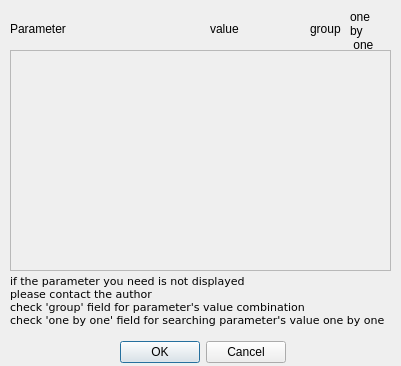
This is param.ui in Ol333/dipl as Qt 5 draws it before an edit. The edited form follows.
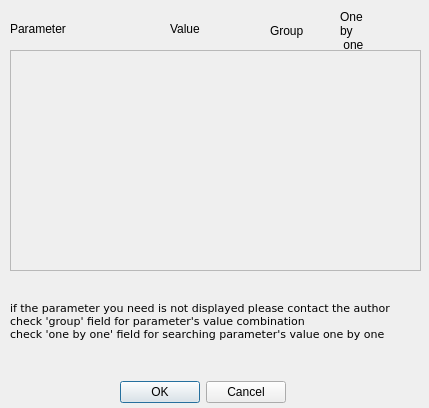
This is the edited form.

```diff
--- a/param.ui
+++ b/param.ui
@@ -6,8 +6,8 @@
    <rect>
     <x>0</x>
     <y>0</y>
-    <width>401</width>
-    <height>366</height>
+    <width>429</width>
+    <height>408</height>
    </rect>
   </property>
   <property name="windowTitle">
@@ -18,7 +18,7 @@
     <rect>
      <x>10</x>
      <y>50</y>
-     <width>381</width>
+     <width>411</width>
      <height>221</height>
     </rect>
    </property>
@@ -30,7 +30,7 @@
      <rect>
       <x>0</x>
       <y>0</y>
-      <width>379</width>
+      <width>409</width>
       <height>219</height>
      </rect>
     </property>
@@ -52,21 +52,21 @@
   <widget class="QLabel" name="label_2">
    <property name="geometry">
     <rect>
-     <x>210</x>
+     <x>170</x>
      <y>20</y>
      <width>64</width>
      <height>17</height>
     </rect>
    </property>
    <property name="text">
-    <string>value</string>
+    <string>Value</string>
    </property>
   </widget>
   <widget class="QDialogButtonBox" name="buttonBox">
    <property name="geometry">
     <rect>
      <x>120</x>
-     <y>340</y>
+     <y>380</y>
      <width>166</width>
      <height>25</height>
     </rect>
@@ -80,8 +80,8 @@
     <rect>
      <x>10</x>
      <y>270</y>
-     <width>381</width>
-     <height>61</height>
+     <width>411</width>
+     <height>101</height>
     </rect>
    </property>
    <property name="font">
@@ -91,8 +91,7 @@
     </font>
    </property>
    <property name="text">
-    <string>if the parameter you need is not displayed 
-please contact the author
+    <string>if the parameter you need is not displayed please contact the author
 check 'group' field for parameter's value combination
 check 'one by one' field for searching parameter's value one by one</string>
    </property>
@@ -100,27 +99,27 @@
   <widget class="QLabel" name="label_7">
    <property name="geometry">
     <rect>
-     <x>310</x>
-     <y>20</y>
-     <width>41</width>
-     <height>17</height>
+     <x>270</x>
+     <y>10</y>
+     <width>71</width>
+     <height>41</height>
     </rect>
    </property>
    <property name="text">
-    <string>group</string>
+    <string>Group</string>
    </property>
   </widget>
   <widget class="QLabel" name="label_4">
    <property name="geometry">
     <rect>
-     <x>350</x>
+     <x>340</x>
      <y>10</y>
-     <width>31</width>
+     <width>81</width>
      <height>41</height>
     </rect>
    </property>
    <property name="text">
-    <string>one 
+    <string>One 
 by
  one</string>
    </property>
```
